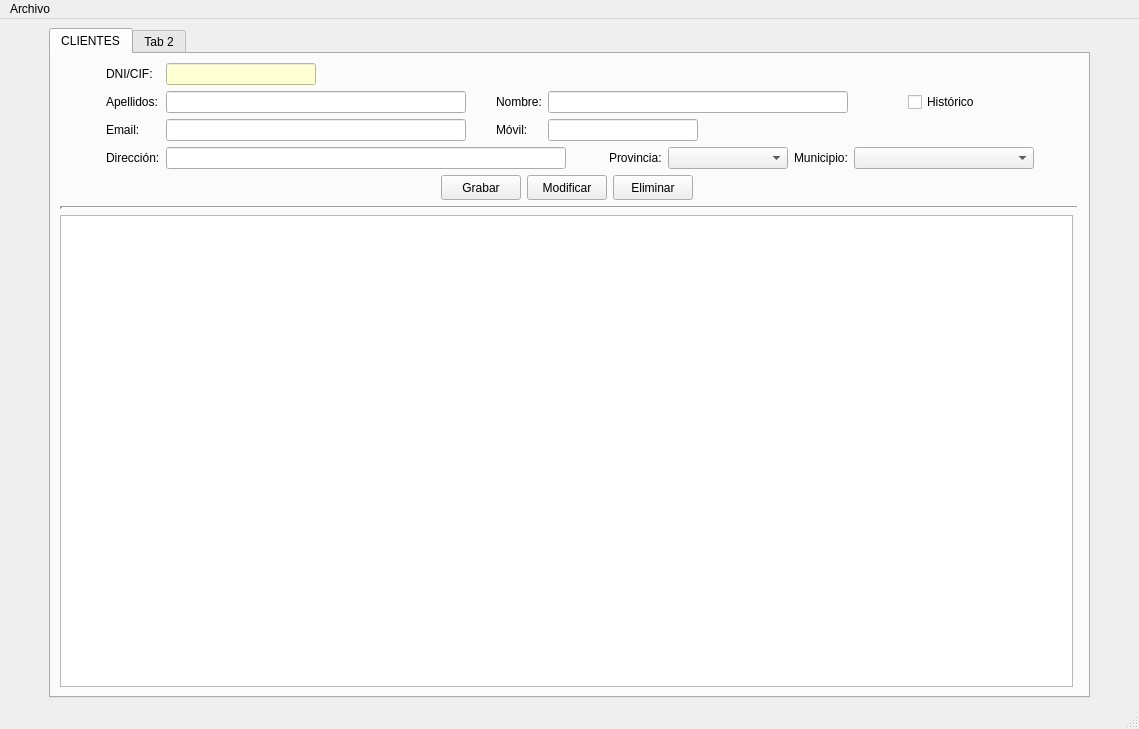
Old version of the form venPrincipal.ui in the repository yelkov/ProyectoDI.
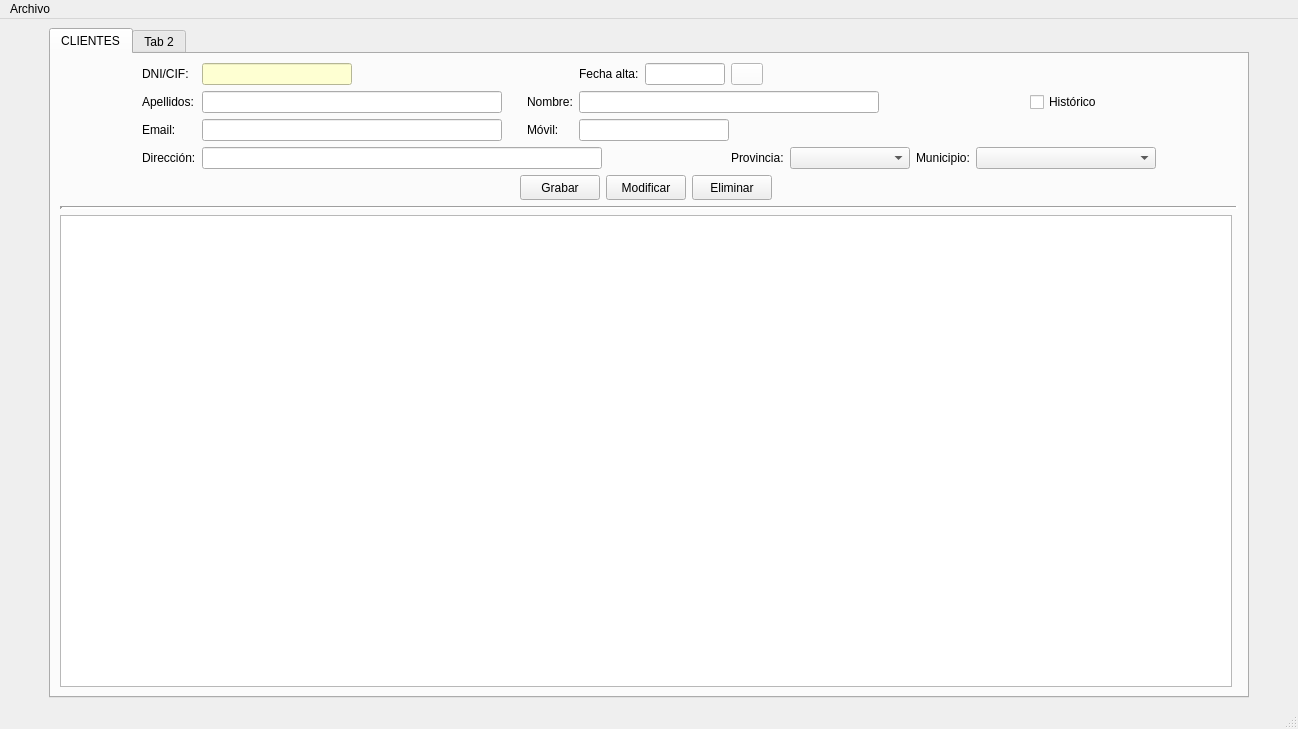
New version of the form. Icons and pictures are not drawn.

The edit to the form file:
```diff
--- a/venPrincipal.ui
+++ b/venPrincipal.ui
@@ -47,8 +47,8 @@
       </property>
       <property name="minimumSize">
        <size>
-        <width>1024</width>
-        <height>670</height>
+        <width>1200</width>
+        <height>660</height>
        </size>
       </property>
       <property name="currentIndex">
@@ -489,6 +489,105 @@
             </property>
            </spacer>
           </item>
+          <item row="1" column="3">
+           <spacer name="horizontalSpacer">
+            <property name="orientation">
+             <enum>Qt::Horizontal</enum>
+            </property>
+            <property name="sizeType">
+             <enum>QSizePolicy::Fixed</enum>
+            </property>
+            <property name="sizeHint" stdset="0">
+             <size>
+              <width>13</width>
+              <height>20</height>
+             </size>
+            </property>
+           </spacer>
+          </item>
+          <item row="0" column="6">
+           <widget class="QLineEdit" name="txtAltacli">
+            <property name="enabled">
+             <bool>true</bool>
+            </property>
+            <property name="sizePolicy">
+             <sizepolicy hsizetype="Fixed" vsizetype="Fixed">
+              <horstretch>0</horstretch>
+              <verstretch>0</verstretch>
+             </sizepolicy>
+            </property>
+            <property name="minimumSize">
+             <size>
+              <width>80</width>
+              <height>0</height>
+             </size>
+            </property>
+            <property name="maximumSize">
+             <size>
+              <width>80</width>
+              <height>16777215</height>
+             </size>
+            </property>
+            <property name="alignment">
+             <set>Qt::AlignCenter</set>
+            </property>
+           </widget>
+          </item>
+          <item row="0" column="5">
+           <widget class="QLabel" name="lblAltacli">
+            <property name="sizePolicy">
+             <sizepolicy hsizetype="Fixed" vsizetype="Fixed">
+              <horstretch>0</horstretch>
+              <verstretch>0</verstretch>
+             </sizepolicy>
+            </property>
+            <property name="text">
+             <string>Fecha alta:</string>
+            </property>
+           </widget>
+          </item>
+          <item row="0" column="7">
+           <widget class="QPushButton" name="btnCalendarcli">
+            <property name="minimumSize">
+             <size>
+              <width>20</width>
+              <height>20</height>
+             </size>
+            </property>
+            <property name="maximumSize">
+             <size>
+              <width>32</width>
+              <height>16777215</height>
+             </size>
+            </property>
+            <property name="styleSheet">
+             <string notr="true">background-color : rgb(255, 255, 255)</string>
+            </property>
+            <property name="text">
+             <string/>
+            </property>
+            <property name="icon">
+             <iconset>
+              <normaloff>img/calendar.ico</normaloff>img/calendar.ico</iconset>
+            </property>
+           </widget>
+          </item>
+          <item row="0" column="3">
+           <spacer name="horizontalSpacer_10">
+            <property name="orientation">
+             <enum>Qt::Horizontal</enum>
+            </property>
+            <property name="sizeType">
+             <enum>QSizePolicy::Fixed</enum>
+            </property>
+            <property name="sizeHint" stdset="0">
+             <size>
+              <width>13</width>
+              <height>20</height>
+             </size>
+            </property>
+           </spacer>
+          </item>
          </layout>
         </item>
        </layout>
```
Left out of the diff: 274 changed lines with no effect on the pictures.
